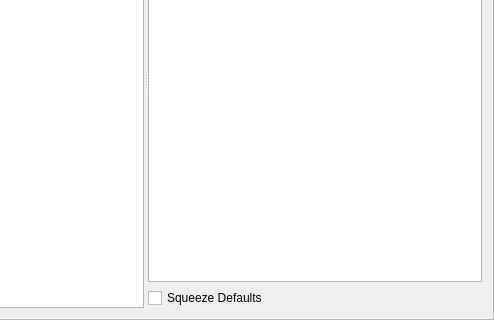
GAMS-dev/studio, file src/gdxviewer/gdxviewer.ui: the form before one commit; both pictures show x 202 to 696 and y 162 to 482 of the 696 by 482 pixel window.
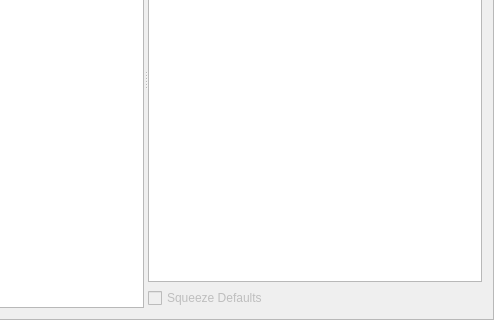
The form after the commit.

Commit message: squeeze defaults only enabled for variables and equations

What changed in the file:
```diff
--- a/src/gdxviewer/gdxviewer.ui
+++ b/src/gdxviewer/gdxviewer.ui
@@ -74,6 +74,9 @@
        </item>
        <item>
         <widget class="QCheckBox" name="cbSqueezeDefaults">
+         <property name="enabled">
+          <bool>false</bool>
+         </property>
          <property name="text">
           <string>Squeeze Defaults</string>
          </property>
```
The commit also changes 1 other file.
